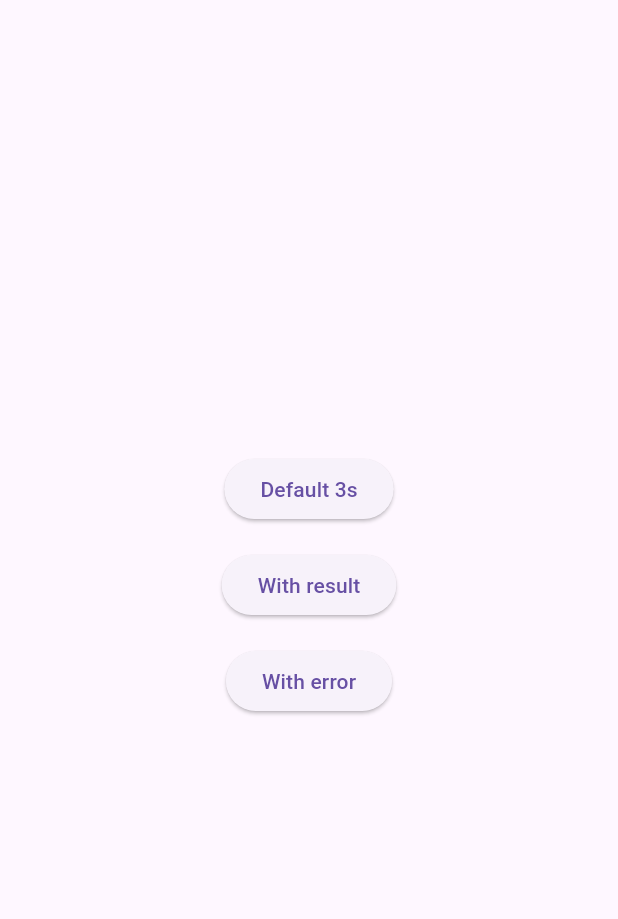
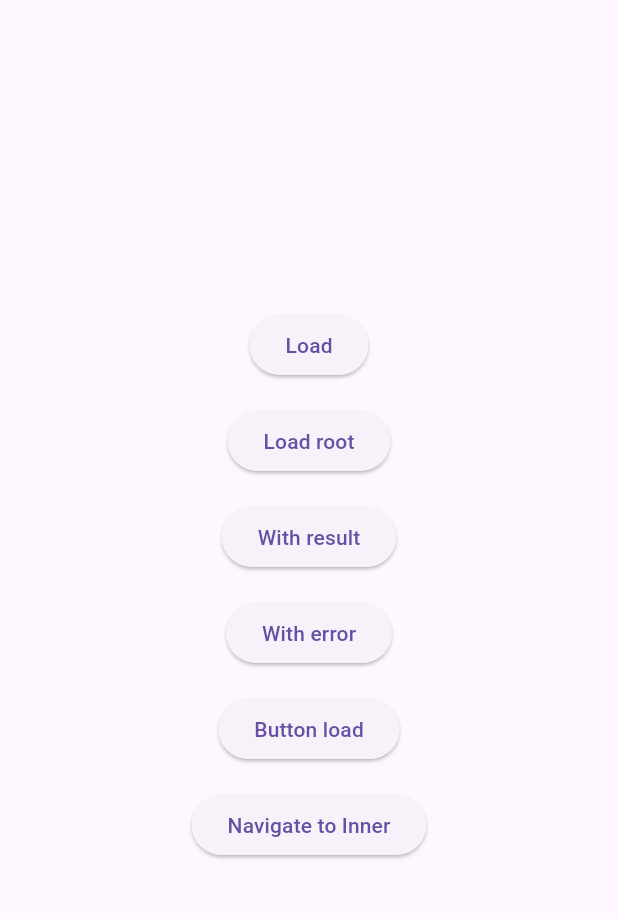
Before and after one commit to kodal/load_future, a Flutter app: the screen it shows after launch, on a phone screen of 412 x 824 dp, the part 63-982 px from its top. Run offline on Flutter 3.47's test engine with Material 3 defaults, Android fonts, the phone set to English and light mode, and no system bars.

Commit message:
LoadBuilder with BuildContext extensions

```diff
--- a/example/lib/main.dart
+++ b/example/lib/main.dart
@@ -4,60 +4,91 @@ import 'package:flutter/material.dart';
 import 'package:load_future/load_future.dart';
 
 void main() {
-  runApp(MyApp());
+  runApp(const MyApp());
 }
 
 class MyApp extends StatelessWidget {
-  MyApp({Key? key}) : super(key: key);
+  const MyApp({Key? key}) : super(key: key);
 
   static const title = 'Load Future Example';
 
-  final navigatorKey = GlobalKey<NavigatorState>();
-
   @override
-  Widget build(BuildContext context) {
-    return LoadWidget(
-      navigatorKey: navigatorKey,
-      child: MaterialApp(
+  Widget build(BuildContext context) => LoadBuilder(
+        builder: (context, child, isLoading) => DialogBarrier(
+          isLoading: isLoading,
+          indicator: const CircularProgressIndicator(),
+          child: child,
+        ),
+        child: const MaterialApp(
           title: title,
-        theme: ThemeData(
-          primarySwatch: Colors.blue,
-        ),
-        navigatorKey: navigatorKey,
-        home: const MyHomePage(title: title),
+          home: MyHomePage(title: title),
         ),
       );
 }
-}
 
-class MyHomePage extends StatefulWidget {
+class MyHomePage extends StatelessWidget {
   const MyHomePage({Key? key, required this.title}) : super(key: key);
   final String title;
 
   @override
-  State<MyHomePage> createState() => _MyHomePageState();
+  Widget build(BuildContext context) => Scaffold(
+        appBar: AppBar(title: Text(title)),
+        // body: _MyHomeBody(),
+        body: LoadBuilder(
+          builder: (context, child, isLoading) => DialogBarrier(
+            isLoading: isLoading,
+            indicator: const CircularProgressIndicator(),
+            child: child,
+          ),
+          child: _MyHomeBody(),
+        ),
+      );
 }
 
-class _MyHomePageState extends State<MyHomePage> {
+class _MyHomeBody extends StatefulWidget {
   @override
-  Widget build(BuildContext context) {
-    return Scaffold(
-      appBar: AppBar(title: Text(widget.title)),
-      body: Center(
+  State<_MyHomeBody> createState() => _MyHomeBodyState();
+}
+
+class _MyHomeBodyState extends State<_MyHomeBody> {
+  final _loadButton = GlobalKey<LoadState>();
+  final _defaultDuration = const Duration(seconds: 3);
+
+
+  @override
+  void initState() {
+    super.initState();
+    WidgetsBinding.instance.addPostFrameCallback((timeStamp) {
+      context.load(Future.delayed(_defaultDuration));
+    });
+  }
+
+  @override
+  Widget build(BuildContext context) => Center(
         child: Column(
           mainAxisAlignment: MainAxisAlignment.center,
           children: <Widget>[
             ElevatedButton(
-                child: const Text('Default 3s'),
-                onPressed: () =>
-                    load(Future.delayed(const Duration(seconds: 3))),
+              child: const Text('Load'),
+              onPressed: () => context.load(
+                Future.delayed(_defaultDuration),
+              ),
+            ),
+            ElevatedButton(
+              child: const Text('Load root'),
+              onPressed: () => context.loadRoot(
+                Future.delayed(_defaultDuration
+                ),
+              ),
             ),
             ElevatedButton(
               child: const Text('With result'),
-                onPressed: () => load<String>(Future.delayed(
-                  const Duration(seconds: 2),
+              onPressed: () => context
+                  .load(Future.delayed(
+                    _defaultDuration,
                     () => 'result',
-                )).then(
+                  ))
+                  .then(
                     (value) => showDialog(
                       context: context,
                       builder: (context) => AlertDialog(
@@ -69,22 +100,48 @@ class _MyHomePageState extends State<MyHomePage> {
             ),
             ElevatedButton(
               child: const Text('With error'),
-                onPressed: () => load(
+              onPressed: () => context
+                  .load(
                     Future.delayed(const Duration(seconds: 10))
-                      .timeout(const Duration(seconds: 3)),
-                ).catchError(
-                  (e, _) => showDialog(
+                        .timeout(_defaultDuration),
+                  )
+                  .catchError(
+                    (e, _) => context.mounted
+                        ? showDialog(
                             context: context,
                             builder: (context) => AlertDialog(
                               title: const Text('Error'),
                               content: Text(e.toString()),
                             ),
+                          )
+                        : null,
                   ),
             ),
+            ElevatedButton(
+              onPressed: () => _loadButton.currentState?.load(
+                Future.delayed(_defaultDuration),
+              ),
+              child: LoadBuilder(
+                key: _loadButton,
+                builder: (context, child, isLoading) => isLoading
+                    ? const SizedBox(
+                        height: 24,
+                        width: 24,
+                        child: CircularProgressIndicator(),
+                      )
+                    : child,
+                child: const Text('Button load'),
+              ),
+            ),
+            ElevatedButton(
+              onPressed: () => Navigator.of(context).push(
+                MaterialPageRoute(
+                  builder: (_) => const MyHomePage(title: 'Inner Page'),
+                ),
+              ),
+              child: const Text('Navigate to Inner'),
             ),
           ].expand((e) => [e, const SizedBox(height: 16)]).toList(),
         ),
-      ),
       );
 }
-}
--- a/lib/load_future.dart
+++ b/lib/load_future.dart
@@ -1,4 +1,4 @@
 library load_future;
 
 export 'src/load.dart';
-export 'src/load_widget.dart';
+export 'src/dialog_barrier.dart';
--- /dev/null
+++ b/lib/src/dialog_barrier.dart
@@ -0,0 +1,35 @@
+import 'package:flutter/widgets.dart';
+import 'package:load_future/src/simple_overlay.dart';
+
+class DialogBarrier extends StatelessWidget {
+  const DialogBarrier({
+    Key? key,
+    required this.child,
+    required this.isLoading,
+    required this.indicator,
+    this.barrierColor = const Color(0x80000000),
+  }) : super(key: key);
+
+  final Widget child;
+  final Widget indicator;
+  final bool isLoading;
+  final Color barrierColor;
+
+  @override
+  Widget build(BuildContext context) => SimpleOverlay(
+        overlay: Stack(
+          alignment: Alignment.center,
+          children: [
+            Positioned.fill(
+              child: ModalBarrier(
+                color: barrierColor,
+                dismissible: false,
+              ),
+            ),
+            indicator,
+          ],
+        ),
+        showOverlay: isLoading,
+        child: child,
+      );
+}
--- a/lib/src/load.dart
+++ b/lib/src/load.dart
@@ -1,24 +1,58 @@
 import 'package:flutter/material.dart';
-import 'package:load_future/src/load_context.dart';
 
-import 'load_dialog.dart';
+typedef LoadWidgetBuilder = Widget Function(
+  BuildContext context,
+  Widget child,
+  bool isLoading,
+);
 
-Future<T> load<T>(Future<T> future) {
-  final navigatorKey = loadNavigatorKey;
-  if (navigatorKey == null) {
-    throw StateError('`navigatorKey` did not set in `LoadWidget`');
+class LoadBuilder extends StatefulWidget {
+  const LoadBuilder({
+    Key? key,
+    required this.child,
+    required this.builder,
+  }) : super(key: key);
+
+  final Widget child;
+  final LoadWidgetBuilder builder;
+
+  @override
+  State<LoadBuilder> createState() => LoadState();
+
+  static LoadState of(BuildContext context) =>
+      context.findAncestorStateOfType<LoadState>()!;
+}
+
+class LoadState extends State<LoadBuilder> {
+  bool isLoading = false;
+
+  Future<T> load<T>(Future<T> future) {
+    if (mounted) {
+      setState(() {
+        isLoading = true;
+      });
+      future.whenComplete(() {
+        if (mounted) {
+          setState(() {
+            isLoading = false;
+          });
+        }
+      });
+    }
+    return future;
   }
 
-  final context = navigatorKey.currentContext;
-  if (context == null) {
-    throw StateError(
-      '`navigatorKey` did not set in `MaterialApp` or `CupertinoApp`',
-    );
-  }
+  @override
+  Widget build(BuildContext context) => widget.builder(
+        context,
+        widget.child,
+        isLoading,
+      );
+}
 
-  return showGeneralDialog<Future<T>>(
-    context: context,
-    barrierDismissible: false,
-    pageBuilder: (_, __, ___) => LoadDialog(future),
-  ).then((value) => value!.then((value) => value));
+extension LoadContext on BuildContext {
+  Future<T> load<T>(Future<T> future) => LoadBuilder.of(this).load<T>(future);
+
+  Future<T> loadRoot<T>(Future<T> future) =>
+      findRootAncestorStateOfType<LoadState>()!.load<T>(future);
 }
--- a/lib/src/load_context.dart
+++ /dev/null
@@ -1,42 +0,0 @@
-import 'package:flutter/widgets.dart';
-
-GlobalKey<NavigatorState>? loadNavigatorKey;
-
-class LoadContext extends StatefulWidget {
-  final Widget child;
-  final GlobalKey<NavigatorState> navigatorKey;
-
-  const LoadContext({
-    Key? key,
-    required this.child,
-    required this.navigatorKey,
-  }) : super(key: key);
-
-  @override
-  State<LoadContext> createState() => _LoadContextState();
-}
-
-class _LoadContextState extends State<LoadContext> {
-
-  @override
-  void initState() {
-    super.initState();
-    loadNavigatorKey = widget.navigatorKey;
-  }
-  @override
-  Widget build(BuildContext context) {
-    return widget.child;
-  }
-
-  @override
-  void dispose() {
-    loadNavigatorKey = null;
-    super.dispose();
-  }
-
-  @override
-  void didUpdateWidget(covariant LoadContext oldWidget) {
-    super.didUpdateWidget(oldWidget);
-    loadNavigatorKey = widget.navigatorKey;
-  }
-}
--- a/lib/src/load_widget.dart
+++ /dev/null
@@ -1,27 +0,0 @@
-import 'package:flutter/material.dart';
-import 'package:load_future/src/load_context.dart';
-
-class LoadWidget extends InheritedWidget {
-  final Widget indicator;
-
-  LoadWidget({
-    Key? key,
-    required GlobalKey<NavigatorState> navigatorKey,
-    this.indicator = const Center(child: CircularProgressIndicator()),
-    required Widget child,
-  }) : super(
-          key: key,
-          child: LoadContext(
-            navigatorKey: navigatorKey,
-            child: child,
-          ),
-        );
-
-  static LoadWidget of(BuildContext context) {
-    return context.dependOnInheritedWidgetOfExactType<LoadWidget>()!;
-  }
-
-  @override
-  bool updateShouldNotify(covariant LoadWidget oldWidget) =>
-      indicator != oldWidget.indicator;
-}
--- /dev/null
+++ b/lib/src/simple_overlay.dart
@@ -0,0 +1,57 @@
+import 'package:flutter/rendering.dart';
+import 'package:flutter/widgets.dart';
+
+class SimpleOverlay extends MultiChildRenderObjectWidget {
+  SimpleOverlay({
+    Key? key,
+    required Widget child,
+    required Widget overlay,
+    required bool showOverlay,
+  }) : super(key: key, children: [child, if (showOverlay) overlay]);
+
+  @override
+  RenderObject createRenderObject(BuildContext context) {
+    return RenderSimpleOverlay();
+  }
+}
+
+class _SimpleOverlayChild extends ContainerBoxParentData<RenderBox>
+    with ContainerParentDataMixin<RenderBox> {}
+
+class RenderSimpleOverlay extends RenderBox
+    with
+        ContainerRenderObjectMixin<RenderBox, _SimpleOverlayChild>,
+        RenderBoxContainerDefaultsMixin<RenderBox, _SimpleOverlayChild> {
+  @override
+  void setupParentData(covariant RenderObject child) {
+    child.parentData = _SimpleOverlayChild();
+  }
+
+  @override
+  void performLayout() {
+    var childConstraints = constraints;
+
+    final child = firstChild;
+    if (child != null) {
+      child.layout(constraints, parentUsesSize: true);
+      childConstraints = BoxConstraints.tight(child.size);
+    }
+
+    final overlay = (child == null) ? null : childAfter(child);
+    if (overlay != null) {
+      overlay.layout(childConstraints, parentUsesSize: true);
+    }
+
+    size = child?.size ?? overlay?.size ?? constraints.smallest;
+  }
+
+  @override
+  void paint(PaintingContext context, Offset offset) {
+    defaultPaint(context, offset);
+  }
+
+  @override
+  bool hitTestChildren(BoxHitTestResult result, {required Offset position}) {
+    return defaultHitTestChildren(result, position: position);
+  }
+}
--- a/pubspec.yaml
+++ b/pubspec.yaml
@@ -1,5 +1,5 @@
 name: load_future
-description: Load future with proggress dialog.
+description: Load future with progress dialog.
 version: 0.0.3
 homepage: https://github.com/kodal/load_future
 
@@ -10,7 +10,6 @@ environment:
 dependencies:
   flutter:
     sdk: flutter
-  async: ^2.8.2
 
 dev_dependencies:
   flutter_test:
```
Also changed, not shown: lib/src/load_dialog.dart (deleted, +0 -27 lines), lib/src/load_future.dart (deleted, +0 -40 lines), lib/src/load_result.dart (deleted, +0 -43 lines), example/pubspec.lock, 5 other files. Lines whose indentation alone changed are shown as unchanged.
